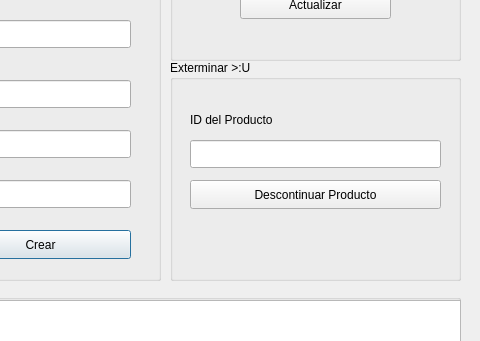
Old version of the form productoscrud.ui in the repository jairoaguilarts/Desktop-App-Proyect; both pictures show x 240 to 720 and y 280 to 621 of the 720 by 768 pixel window.
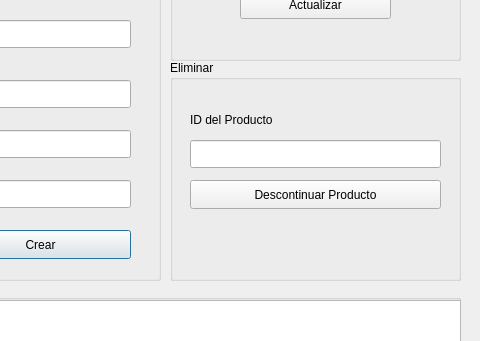
New version of the form.

```diff
--- a/productoscrud.ui
+++ b/productoscrud.ui
@@ -374,7 +374,7 @@
     </rect>
    </property>
    <property name="title">
-    <string>Exterminar &gt;:U</string>
+    <string>Eliminar</string>
    </property>
    <widget class="QPushButton" name="PB_DescProd">
     <property name="geometry">
```
